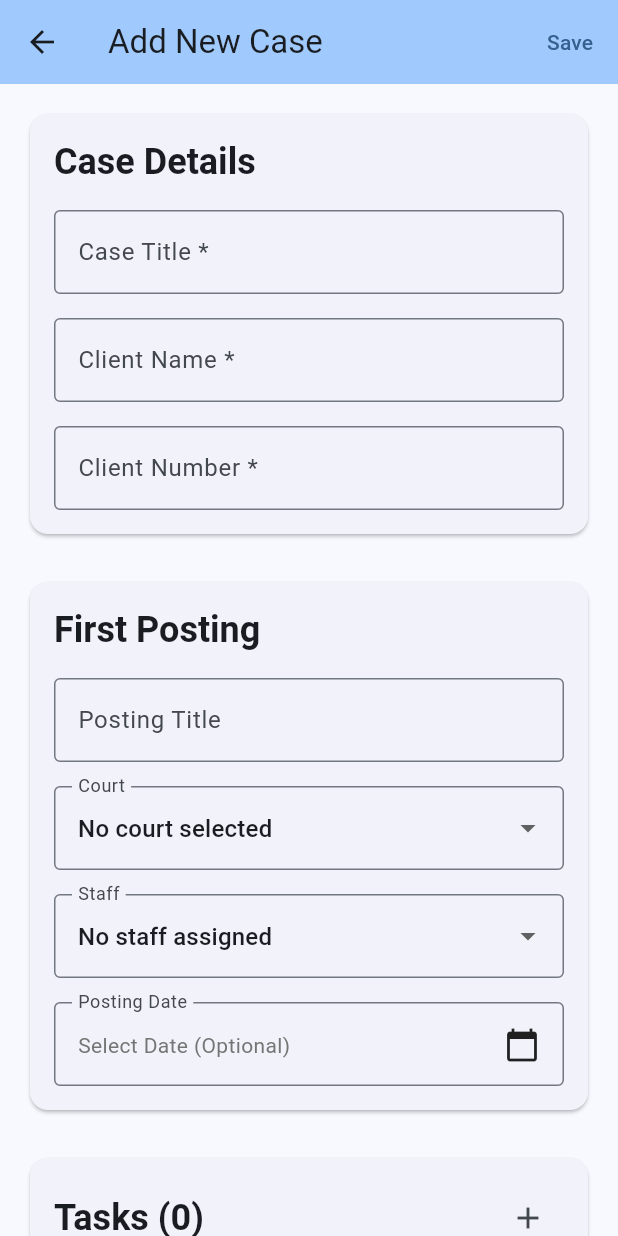
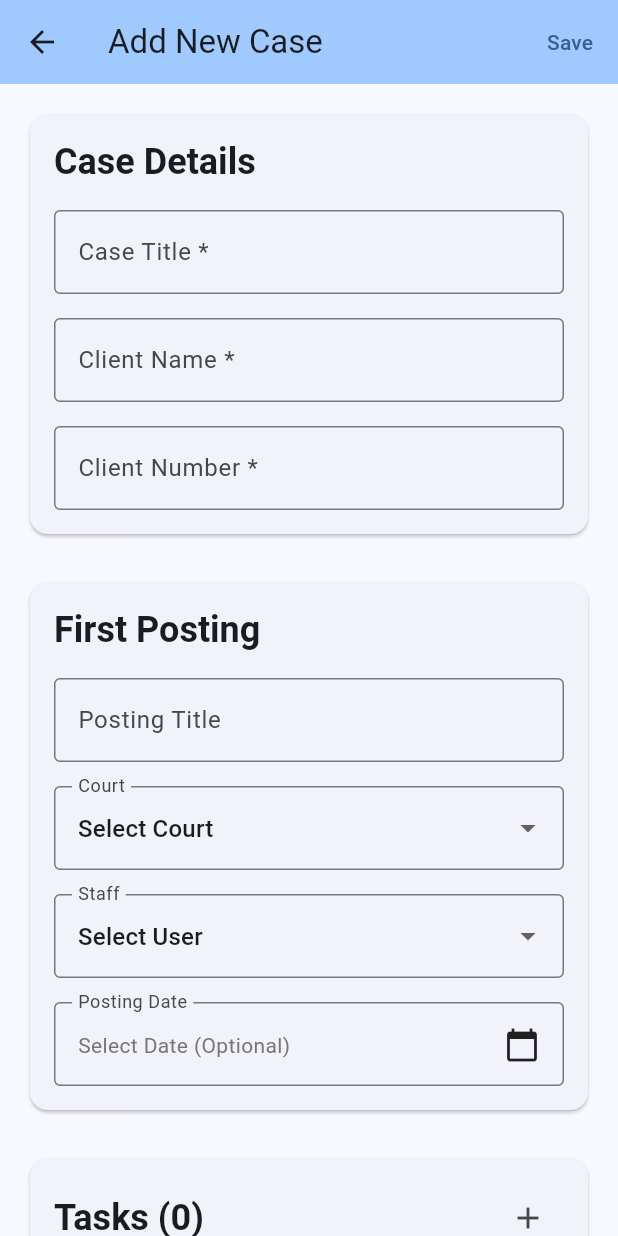
Before and after one commit to 528224/ktnsolutions, a Flutter app: the AddCaseScreen screen opened directly, on a phone screen of 412 x 824 dp. Run offline on Flutter 3.47's test engine with Material 3 defaults, Android fonts, the phone set to English and light mode, and no system bars; our stand-ins replace cloud_firestore, firebase_auth, firebase_core, firebase_storage, get, image_picker and 1 more; accounts and stored records are empty.

```diff
--- a/lib/screens/case_management/add_case_screen.dart
+++ b/lib/screens/case_management/add_case_screen.dart
@@ -21,8 +21,8 @@ class _AddCaseScreenState extends State<AddCaseScreen> {
   // Posting fields
   final _postingTitleController = TextEditingController();
   DateTime? _postingDate;
-  String? _selectedCourt;
-  String? _selectedStaff;
+  String? _selectedCourt = '__SELECT_COURT__';
+  String? _selectedStaff = '__SELECT_USER__';
 
   // Task fields
   final List<TaskFormData> _tasks = [];
@@ -58,7 +58,7 @@ class _AddCaseScreenState extends State<AddCaseScreen> {
       builder: (context, snapshot) {
         if (snapshot.connectionState == ConnectionState.waiting) {
           return DropdownButtonFormField<String>(
-            value: value,
+            value: null,
             decoration: InputDecoration(
               labelText: label,
               border: const OutlineInputBorder(),
@@ -76,7 +76,7 @@ class _AddCaseScreenState extends State<AddCaseScreen> {
 
         if (snapshot.hasError) {
           return DropdownButtonFormField<String>(
-            value: value,
+            value: null,
             decoration: InputDecoration(
               labelText: label,
               border: const OutlineInputBorder(),
@@ -93,6 +93,8 @@ class _AddCaseScreenState extends State<AddCaseScreen> {
         }
 
         final users = snapshot.data ?? [];
+        // Sort users alphabetically by name
+        users.sort((a, b) => a.name.compareTo(b.name));
 
         return DropdownButtonFormField<String>(
           value: value,
@@ -103,8 +105,8 @@ class _AddCaseScreenState extends State<AddCaseScreen> {
           ),
           items: [
             DropdownMenuItem(
-              value: null,
-              child: Text(hintText),
+              value: '__SELECT_USER__',
+              child: Text('Select User'),
             ),
             ...users.map((user) {
               return DropdownMenuItem(
@@ -130,7 +132,7 @@ class _AddCaseScreenState extends State<AddCaseScreen> {
       builder: (context, snapshot) {
         if (snapshot.connectionState == ConnectionState.waiting) {
           return DropdownButtonFormField<String>(
-            value: value,
+            value: null,
             decoration: InputDecoration(
               labelText: label,
               border: const OutlineInputBorder(),
@@ -148,7 +150,7 @@ class _AddCaseScreenState extends State<AddCaseScreen> {
 
         if (snapshot.hasError) {
           return DropdownButtonFormField<String>(
-            value: value,
+            value: null,
             decoration: InputDecoration(
               labelText: label,
               border: const OutlineInputBorder(),
@@ -165,6 +167,8 @@ class _AddCaseScreenState extends State<AddCaseScreen> {
         }
 
         final courts = snapshot.data ?? [];
+        // Sort courts alphabetically by name
+        courts.sort((a, b) => a.name.compareTo(b.name));
 
         return DropdownButtonFormField<String>(
           value: value,
@@ -175,8 +179,8 @@ class _AddCaseScreenState extends State<AddCaseScreen> {
           ),
           items: [
             DropdownMenuItem(
-              value: null,
-              child: Text(hintText),
+              value: '__SELECT_COURT__',
+              child: Text('Select Court'),
             ),
             ...courts.map((court) {
               return DropdownMenuItem(
@@ -599,8 +603,8 @@ class _AddCaseScreenState extends State<AddCaseScreen> {
 
     // Check if posting is partially filled (if any posting field is filled, all should be filled)
     final hasPostingTitle = _postingTitleController.text.trim().isNotEmpty;
-    final hasPostingCourt = _selectedCourt != null;
-    final hasPostingStaff = _selectedStaff != null;
+    final hasPostingCourt = _selectedCourt != null && _selectedCourt != '__SELECT_COURT__';
+    final hasPostingStaff = _selectedStaff != null && _selectedStaff != '__SELECT_USER__';
     final hasPostingDate = _postingDate != null;
 
     if (hasPostingTitle || hasPostingCourt || hasPostingStaff || hasPostingDate) {
@@ -655,7 +659,9 @@ class _AddCaseScreenState extends State<AddCaseScreen> {
         return Task(
           id: Uuid().v4(),
           title: taskData.titleController.text.trim(),
-          staff: taskData.selectedStaff ?? 'Unassigned',
+          staff: (taskData.selectedStaff != null && taskData.selectedStaff != '__SELECT_USER__')
+              ? taskData.selectedStaff!
+              : 'Unassigned',
           dueDate: taskData.dueDate!,
         );
       }).toList();
@@ -698,7 +704,7 @@ class _AddCaseScreenState extends State<AddCaseScreen> {
 
 class TaskFormData {
   final TextEditingController titleController = TextEditingController();
-  String? selectedStaff;
+  String? selectedStaff = '__SELECT_USER__';
   DateTime? dueDate;
 
   void dispose() {
```
Also changed, not shown: 1 other file.
